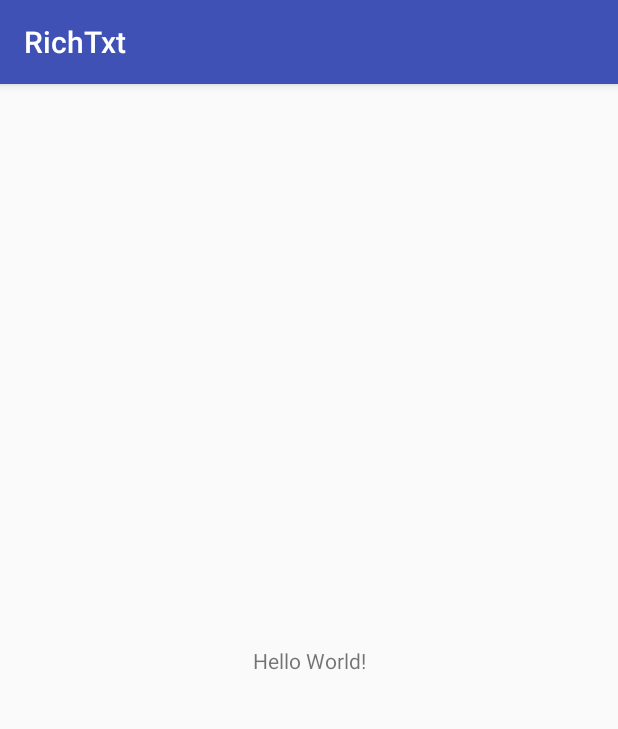
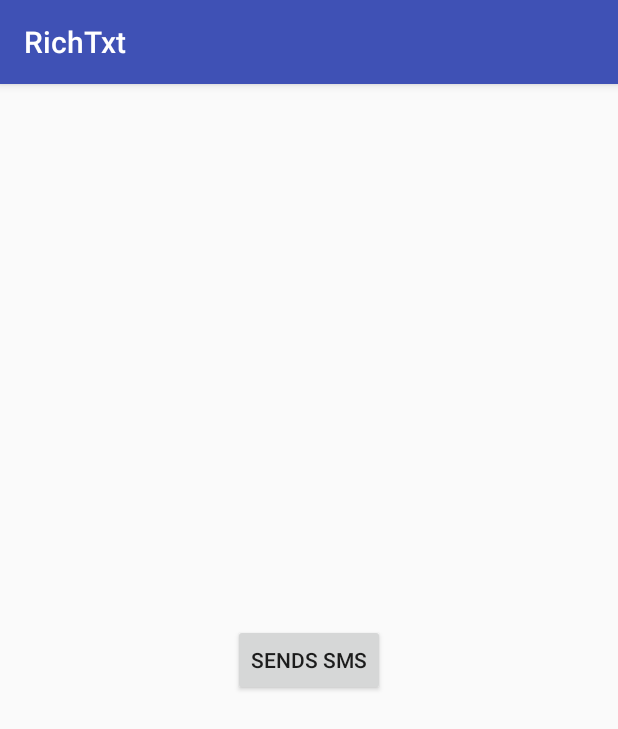
Before and after one commit to joep56/RichTxt, an Android app: the screen it shows after launch (MainActivity), on a phone screen of 412 x 824 dp. Shown: the top 729 px of the screen. Run offline under Robolectric (Android 15) with nearby library versions, the phone set to English and light mode, and no system bars.

Commit message:
First SMS

```diff
--- a/app/src/main/AndroidManifest.xml
+++ b/app/src/main/AndroidManifest.xml
@@ -1,6 +1,9 @@
 <?xml version="1.0" encoding="utf-8"?>
 <manifest xmlns:android="http://schemas.android.com/apk/res/android"
     package="com.notadomain.jj.richtxt" >
+
+    <uses-permission android:name="android.permission.SEND_SMS"/>
+    <uses-permission-sdk-23 android:name="android.permission.SEND_SMS"/>
 
     <application
         android:allowBackup="true"
@@ -9,7 +12,7 @@
         android:roundIcon="@mipmap/ic_launcher_round"
         android:supportsRtl="true"
         android:theme="@style/AppTheme" >
-        <activity android:name=".MainActivity" >
+        <activity android:name=".presentation.activities.MainActivity" >
             <intent-filter>
                 <action android:name="android.intent.action.MAIN" />
 
--- a/app/src/main/java/com/notadomain/jj/richtxt/presentation/activities/MainActivity.java
+++ b/app/src/main/java/com/notadomain/jj/richtxt/presentation/activities/MainActivity.java
@@ -1,13 +1,90 @@
-package com.notadomain.jj.richtxt;
+package com.notadomain.jj.richtxt.presentation.activities;
 
+import android.Manifest;
+import android.content.pm.PackageManager;
+import android.support.v4.app.ActivityCompat;
+import android.support.v4.content.ContextCompat;
 import android.support.v7.app.AppCompatActivity;
 import android.os.Bundle;
+import android.telephony.SmsManager;
+import android.view.View;
+import android.widget.Button;
+
+import com.notadomain.jj.richtxt.R;
 
 public class MainActivity extends AppCompatActivity {
+
+    Button sendButton;
 
     @Override
     protected void onCreate(Bundle savedInstanceState) {
         super.onCreate(savedInstanceState);
         setContentView(R.layout.activity_main);
+        if (ContextCompat.checkSelfPermission(this,
+                Manifest.permission.SEND_SMS)
+                != PackageManager.PERMISSION_GRANTED) {
+
+            // Should we show an explanation?
+            if (ActivityCompat.shouldShowRequestPermissionRationale(this,
+                    Manifest.permission.SEND_SMS)) {
+
+                // Show an explanation to the user *asynchronously* -- don't block
+                // this thread waiting for the user's response! After the user
+                // sees the explanation, try again to request the permission.
+
+            } else {
+
+                // No explanation needed, we can request the permission.
+
+                ActivityCompat.requestPermissions(this,
+                        new String[]{Manifest.permission.SEND_SMS},
+                        5);
+
+                // MY_PERMISSIONS_REQUEST_READ_CONTACTS is an
+                // app-defined int constant. The callback method gets the
+                // result of the request.
+            }
+        }
+        sendBtnSetUp();
+
     }
+
+    @Override
+    public void onRequestPermissionsResult(int requestCode,
+                                           String permissions[], int[] grantResults) {
+        switch (requestCode) {
+            case 5: {
+                // If request is cancelled, the result arrays are empty.
+                if (grantResults.length > 0
+                        && grantResults[0] == PackageManager.PERMISSION_GRANTED) {
+
+                    // permission was granted, yay! Do the
+                    // contacts-related task you need to do.
+
+                } else {
+
+                    // permission denied, boo! Disable the
+                    // functionality that depends on this permission.
+                }
+                return;
+            }
+
+            // other 'case' lines to check for other
+            // permissions this app might request
+        }
+    }
+
+    private void sendBtnSetUp() {
+        sendButton = (Button) findViewById(R.id.send_btn);
+        sendButton.setOnClickListener(new View.OnClickListener() {
+            @Override
+            public void onClick(View v) {
+                SmsManager smsManager = SmsManager.getDefault();
+                smsManager.sendTextMessage("+15155545693", null, "Test", null, null);
+
+            }
+        });
+    }
+
+
 }
--- a/app/src/main/res/layout/activity_main.xml
+++ b/app/src/main/res/layout/activity_main.xml
@@ -1,5 +1,5 @@
 <?xml version="1.0" encoding="utf-8"?>
-<android.support.constraint.ConstraintLayout
+<RelativeLayout
     xmlns:android="http://schemas.android.com/apk/res/android"
     xmlns:tools="http://schemas.android.com/tools"
     xmlns:app="http://schemas.android.com/apk/res-auto"
@@ -7,13 +7,13 @@
     android:layout_height="match_parent"
     tools:context="com.notadomain.jj.richtxt.MainActivity">
 
-    <TextView
+    <Button
+        android:id="@+id/send_btn"
         android:layout_width="wrap_content"
         android:layout_height="wrap_content"
-        android:text="Hello World!"
-        app:layout_constraintBottom_toBottomOf="parent"
-        app:layout_constraintLeft_toLeftOf="parent"
-        app:layout_constraintRight_toRightOf="parent"
-        app:layout_constraintTop_toTopOf="parent" />
+        android:layout_centerHorizontal="true"
+        android:layout_centerVertical="true"
+        android:text="Sends SMS"/>
 
-</android.support.constraint.ConstraintLayout>
+
+</RelativeLayout>
```
